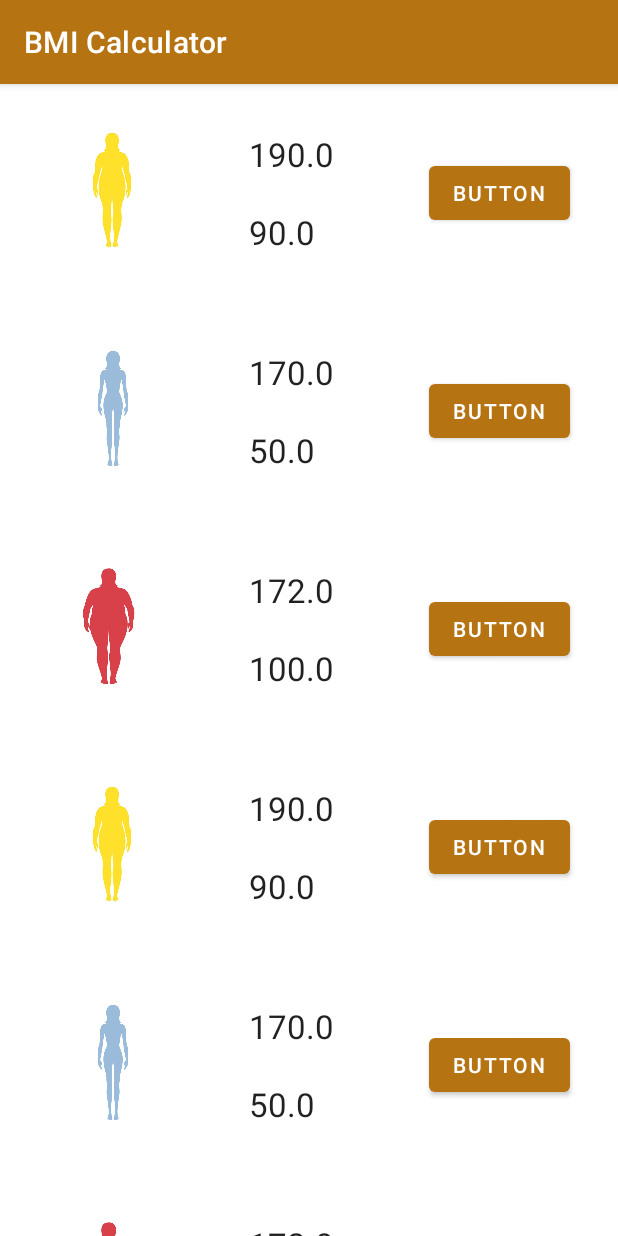
After one commit to cflin-cjcu/Testbmi, an Android app: the BMIActivity screen opened directly, with no data from a screen before it, on a phone screen of 412 x 824 dp. The commit adds this screen. Run offline under Robolectric (Android 15) with nearby library versions, the phone set to English and light mode, and no system bars; 1 statement that could not run was skipped.

Commit message:
recyclerview 第二次練習

```diff
--- a/app/src/main/AndroidManifest.xml
+++ b/app/src/main/AndroidManifest.xml
@@ -9,7 +9,8 @@
         android:roundIcon="@mipmap/ic_launcher_round"
         android:supportsRtl="true"
         android:theme="@style/Theme.Testbmi">
-        <activity android:name=".ListActivity"></activity>
+        <activity android:name=".BMIActivity"></activity>
+        <activity android:name=".ListActivity" />
         <activity android:name=".ResultActivity" />
         <activity android:name=".MainActivity">
             <intent-filter>
--- /dev/null
+++ b/app/src/main/java/com/example/testbmi/BMIActivity.java
@@ -0,0 +1,96 @@
+package com.example.testbmi;
+
+import androidx.annotation.NonNull;
+import androidx.appcompat.app.AppCompatActivity;
+import androidx.recyclerview.widget.LinearLayoutManager;
+import androidx.recyclerview.widget.RecyclerView;
+
+import android.os.Bundle;
+import android.view.LayoutInflater;
+import android.view.View;
+import android.view.ViewGroup;
+import android.widget.ImageView;
+import android.widget.TextView;
+
+import java.util.ArrayList;
+
+public class BMIActivity extends AppCompatActivity {
+
+    class pdataAdapter extends RecyclerView.Adapter<pdataAdapter.ViewHolder> {
+
+        public pdataAdapter(ArrayList<pdata> pdatalist) {
+            this.pdatalist = pdatalist;
+        }
+
+        ArrayList<pdata> pdatalist;
+        @NonNull
+        @Override
+        public ViewHolder onCreateViewHolder(@NonNull ViewGroup parent, int viewType) {
+            View view = LayoutInflater.from(parent.getContext()).inflate(R.layout.list_test,parent,false);
+            return new ViewHolder(view);
+        }
+
+        @Override
+        public void onBindViewHolder(@NonNull ViewHolder holder, int position) {
+                    double h = pdatalist.get(position).height;
+                    double w = pdatalist.get(position).weight;
+                    double bmi = w / ((h / 100.0) * (h / 100.0));
+                    holder.view_h.setText(String.valueOf(h));
+                    holder.view_w.setText(String.valueOf(w));
+                    if(bmi<18.5) {
+
+                        holder.view_img.setImageResource(R.drawable.a1);
+            } else if (bmi>25) {
+
+                holder.view_img.setImageResource(R.drawable.a3);
+            } else {
+
+                        holder.view_img.setImageResource(R.drawable.a2);
+            }
+        }
+
+        @Override
+        public int getItemCount() {
+            return pdatalist.size();
+        }
+
+        class ViewHolder extends RecyclerView.ViewHolder {
+
+            private final TextView view_h;
+            private final TextView view_w;
+            private final ImageView view_img;
+
+            public ViewHolder(@NonNull View itemView) {
+                super(itemView);
+                view_h = itemView.findViewById(R.id.tv_h);
+                view_w = itemView.findViewById(R.id.tv_w);
+                view_img = itemView.findViewById(R.id.iv_img);
+            }
+        }
+
+    }
+
+
+    @Override
+    protected void onCreate(Bundle savedInstanceState) {
+        super.onCreate(savedInstanceState);
+        setContentView(R.layout.activity_b_m_i);
+        Bundle bundle = getIntent().getExtras();
+        double w = bundle.getDouble("weight");
+
+        ArrayList<pdata> p = new ArrayList<pdata>();
+        p.add(new pdata(190,90));
+        p.add(new pdata(170,50));
+        p.add(new pdata(172,100));
+        p.add(new pdata(190,90));
+        p.add(new pdata(170,50));
+        p.add(new pdata(172,100));
+        RecyclerView recyclerView = findViewById(R.id.rvTest);
+        pdataAdapter a = new pdataAdapter(p);
+        recyclerView.setAdapter(a);
+        recyclerView.setLayoutManager(new LinearLayoutManager(this));
+
+
+
+    }
+}
--- a/app/src/main/java/com/example/testbmi/MainActivity.java
+++ b/app/src/main/java/com/example/testbmi/MainActivity.java
@@ -162,11 +162,12 @@ public class MainActivity extends AppCompatActivity {
     }
 
     public void showList(View view) {
-        Intent intent = new Intent(this,ListActivity.class);
+//        Intent intent = new Intent(this,ListActivity.class);
+        Intent intent = new Intent(this, BMIActivity.class);
         Bundle bundle = new Bundle();
         bundle.putString("height",height.getText().toString());
         bundle.putString("weight",weight.getText().toString());
-        intent.putExtras(bundle);
+       intent.putExtras(bundle);
         startActivity(intent);
     }
 }
--- /dev/null
+++ b/app/src/main/java/com/example/testbmi/pdata.java
@@ -0,0 +1,29 @@
+package com.example.testbmi;
+
+public class pdata {
+    public double getHeight() {
+        return height;
+    }
+
+    public void setHeight(double height) {
+        this.height = height;
+    }
+
+    public double getWeight() {
+        return weight;
+    }
+
+    public void setWeight(double weight) {
+        this.weight = weight;
+    }
+
+    public pdata(double height, double weight) {
+        this.height = height;
+        this.weight = weight;
+    }
+
+    double height;
+    double weight;
+
+
+}
--- /dev/null
+++ b/app/src/main/res/layout/activity_b_m_i.xml
@@ -0,0 +1,15 @@
+<?xml version="1.0" encoding="utf-8"?>
+<androidx.constraintlayout.widget.ConstraintLayout xmlns:android="http://schemas.android.com/apk/res/android"
+    xmlns:app="http://schemas.android.com/apk/res-auto"
+    xmlns:tools="http://schemas.android.com/tools"
+    android:layout_width="match_parent"
+    android:layout_height="match_parent"
+    tools:context=".BMIActivity">
+
+    <androidx.recyclerview.widget.RecyclerView
+        android:id="@+id/rvTest"
+        android:layout_width="match_parent"
+        android:layout_height="match_parent"
+        tools:layout_editor_absoluteX="178dp"
+        tools:layout_editor_absoluteY="116dp" />
+</androidx.constraintlayout.widget.ConstraintLayout>
--- /dev/null
+++ b/app/src/main/res/layout/list_test.xml
@@ -0,0 +1,48 @@
+<?xml version="1.0" encoding="utf-8"?>
+<androidx.constraintlayout.widget.ConstraintLayout xmlns:android="http://schemas.android.com/apk/res/android"
+    xmlns:app="http://schemas.android.com/apk/res-auto"
+    xmlns:tools="http://schemas.android.com/tools"
+    android:layout_width="match_parent"
+    android:layout_height="wrap_content">
+
+    <ImageView
+        android:id="@+id/iv_img"
+        android:layout_width="84dp"
+        android:layout_height="81dp"
+        android:layout_marginStart="32dp"
+        android:layout_marginTop="32dp"
+        android:layout_marginBottom="32dp"
+        app:layout_constraintBottom_toBottomOf="parent"
+        app:layout_constraintStart_toStartOf="parent"
+        app:layout_constraintTop_toTopOf="parent"
+        tools:srcCompat="@tools:sample/avatars" />
+
+    <TextView
+        android:id="@+id/tv_h"
+        android:layout_width="wrap_content"
+        android:layout_height="wrap_content"
+        android:layout_marginStart="50dp"
+        android:text="TextView"
+        android:textAppearance="@style/TextAppearance.AppCompat.Large"
+        app:layout_constraintStart_toEndOf="@+id/iv_img"
+        app:layout_constraintTop_toTopOf="@+id/iv_img" />
+
+    <TextView
+        android:id="@+id/tv_w"
+        android:layout_width="wrap_content"
+        android:layout_height="wrap_content"
+        android:text="TextView"
+        android:textAppearance="@style/TextAppearance.AppCompat.Large"
+        app:layout_constraintBottom_toBottomOf="@+id/iv_img"
+        app:layout_constraintStart_toStartOf="@+id/tv_h" />
+
+    <Button
+        android:id="@+id/bt_bmi"
+        android:layout_width="wrap_content"
+        android:layout_height="wrap_content"
+        android:layout_marginEnd="32dp"
+        android:text="Button"
+        app:layout_constraintBottom_toBottomOf="parent"
+        app:layout_constraintEnd_toEndOf="parent"
+        app:layout_constraintTop_toTopOf="parent" />
+</androidx.constraintlayout.widget.ConstraintLayout>
```
